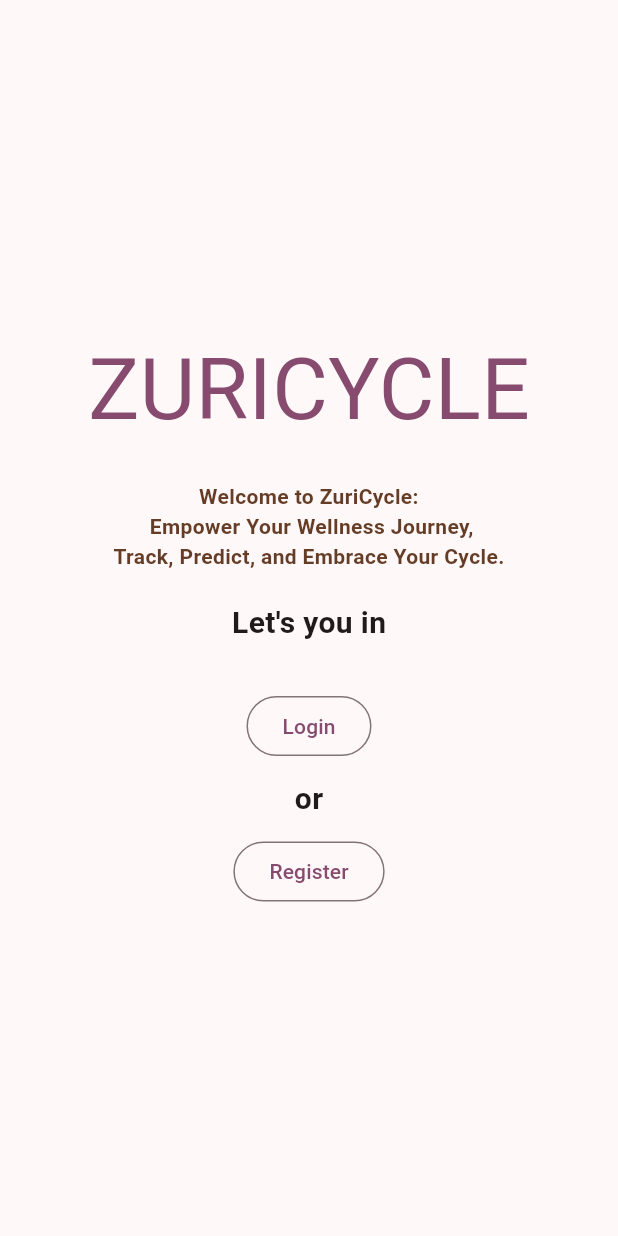
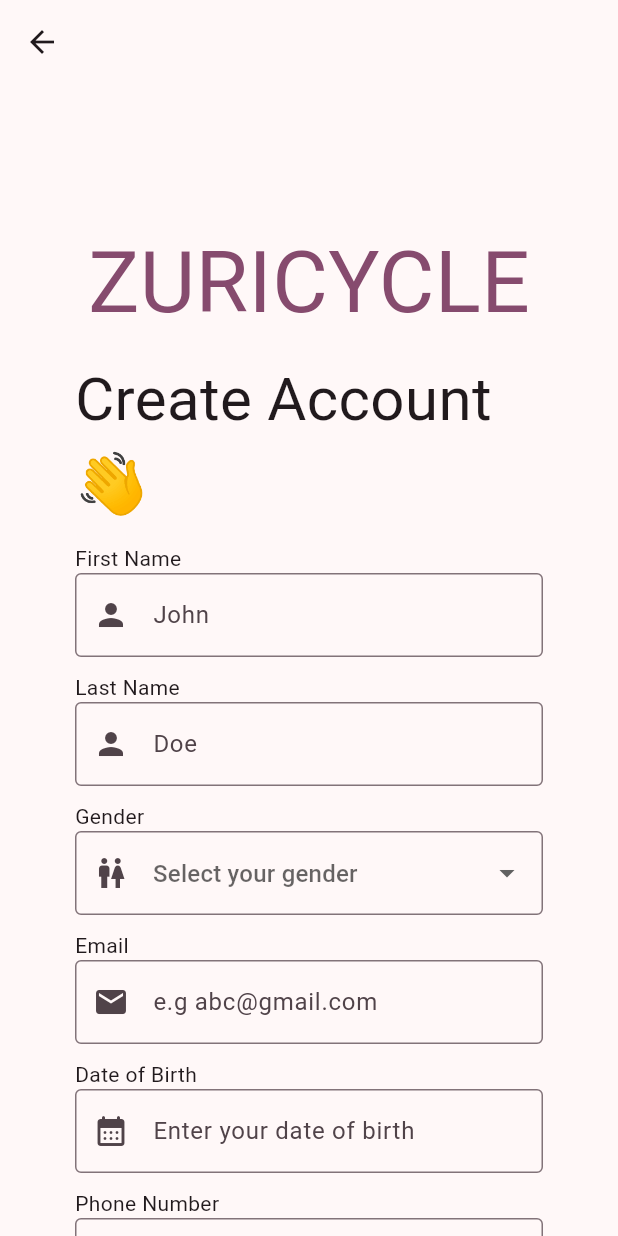
Before and after one commit to Eugene600/ZuriCycle, a Flutter app: the screen it shows after launch, after a tap on "Register", on a phone screen of 412 x 824 dp. Run offline on Flutter 3.47's test engine with Material 3 defaults, Android fonts, the phone set to English and light mode, and no system bars; drawn by our look-alikes of flutter_form_builder; our stand-ins replace either_dart, flutter_riverpod, form_builder_validators, freezed_annotation, go_router, shared_preferences.

```diff
--- a/lib/app/auth/auth.dart
+++ b/lib/app/auth/auth.dart
@@ -1,4 +1,5 @@
-export "controllers/controllers.dart";
+export "controllers/user_controller.dart";
 export "models/models.dart";
 export "pages/pages.dart";
 export "repository/repository.dart";
+export "providers/user_provider.dart";
--- /dev/null
+++ b/lib/app/auth/models/core/user.dart
@@ -0,0 +1,20 @@
+import 'package:freezed_annotation/freezed_annotation.dart';
+
+part 'user.freezed.dart';
+part 'user.g.dart';
+
+@freezed
+class User with _$User {
+  const factory User({
+    required String first_name,
+    required String last_name,
+    required String email,
+    required String phone_number,
+    required String gender,
+    required DateTime birth_date,
+    required String password,
+  }) = _User;
+
+  factory User.fromJson(Map<String, Object?> json)
+      => _$UserFromJson(json);
+}
--- a/lib/app/auth/models/models.dart
+++ b/lib/app/auth/models/models.dart
@@ -0,0 +1,2 @@
+export "core/user.dart";
+export "services/user_service.dart";
--- a/lib/app/auth/pages/login.dart
+++ b/lib/app/auth/pages/login.dart
@@ -1,19 +1,21 @@
 import 'package:flutter/material.dart';
 import 'package:flutter_form_builder/flutter_form_builder.dart';
+import 'package:flutter_riverpod/flutter_riverpod.dart';
 import 'package:form_builder_validators/form_builder_validators.dart';
 import 'package:go_router/go_router.dart';
 
 import '../../../display/display.dart';
 import '../../../utils/utils.dart';
+import '../auth.dart';
 
-class Login extends StatefulWidget {
+class Login extends ConsumerStatefulWidget {
   const Login({super.key});
 
   @override
-  State<Login> createState() => _LoginState();
+  ConsumerState<Login> createState() => _LoginState();
 }
 
-class _LoginState extends State<Login> {
+class _LoginState extends ConsumerState<Login> {
   final _formKey = GlobalKey<FormBuilderState>();
   bool _hidePassword = true;
   // bool _loading = false;
@@ -119,7 +121,22 @@ class _LoginState extends State<Login> {
                           ),
                           const SizedBox(height: 20),
                           OutlinedButton(
-                              onPressed: () {}, child: const Text("Login")),
+                            onPressed: () async {
+                              if (_formKey.currentState?.saveAndValidate() ??
+                                  false) {
+                                final email =
+                                    _formKey.currentState?.value['email'];
+                                final password =
+                                    _formKey.currentState?.value['password'];
+
+                                ref
+                                    .read(userNotifierProvider.notifier)
+                                    .login(email, password);
+                              }
+                            },
+                            child: const Text("Login"),
+                          ),
+
                           const SizedBox(height: Constants.SPACING),
                           Row(
                             mainAxisAlignment: MainAxisAlignment.start,
--- a/lib/app/auth/pages/pages.dart
+++ b/lib/app/auth/pages/pages.dart
@@ -1,2 +1,3 @@
 export "login.dart";
 export "welcome_screen.dart";
+export "registration_screen.dart";
--- /dev/null
+++ b/lib/app/auth/pages/registration_screen.dart
@@ -0,0 +1,264 @@
+import 'package:flutter/material.dart';
+import 'package:flutter_form_builder/flutter_form_builder.dart';
+import 'package:form_builder_validators/form_builder_validators.dart';
+import 'package:go_router/go_router.dart';
+
+import '../../../display/display.dart';
+import '../../../utils/utils.dart';
+
+class RegistrationScreen extends StatefulWidget {
+  const RegistrationScreen({super.key});
+
+  @override
+  State<RegistrationScreen> createState() => _RegistrationScreenState();
+}
+
+class _RegistrationScreenState extends State<RegistrationScreen> {
+  final _formKey = GlobalKey<FormBuilderState>();
+  bool _hidePassword = true;
+
+  void _togglePassword() {
+    setState(() {
+      _hidePassword = !_hidePassword;
+    });
+  }
+
+  @override
+  Widget build(BuildContext context) {
+    var theme = Theme.of(context);
+    return Scaffold(
+      body: CustomScrollView(
+        slivers: [
+          SliverAppBar(
+            pinned: false,
+            floating: true,
+            expandedHeight: 100.0,
+            leading: IconButton(
+              onPressed: () => Navigator.pop(context),
+              icon: const Icon(Icons.arrow_back),
+            ),
+          ),
+          SliverToBoxAdapter(
+            child: ResponsiveWidgetFormLayout(
+              buildPageContent: (BuildContext context, Color? color) => SafeArea(
+                child: Container(
+                  padding: const EdgeInsets.all(Constants.SPACING * 2),
+                  decoration: BoxDecoration(
+                    color: color,
+                    borderRadius: BorderRadius.circular(Constants.ROUNDNESS),
+                  ),
+                  child: Padding(
+                    padding: const EdgeInsets.symmetric(horizontal: 10),
+                    child: FormBuilder(
+                      key: _formKey,
+                      child: Padding(
+                        padding: const EdgeInsets.symmetric(
+                          horizontal: 20,
+                          vertical: 20,
+                        ),
+                        child: Column(
+                          crossAxisAlignment: CrossAxisAlignment.start,
+                          children: [
+                            const SizedBox(height: 8.0),
+                            Center(
+                              child: Text(
+                                "ZuriCycle".toUpperCase(),
+                                style: TextStyle(
+                                    fontSize: theme.textTheme.displayLarge?.fontSize,
+                                    color: theme.colorScheme.primary),
+                              ),
+                            ),
+                            const SizedBox(height: 8.0),
+                            const Text(
+                              "Create Account 👋",
+                              style: TextStyle(fontSize: 40),
+                            ),
+                            const SizedBox(height: Constants.SPACING),
+                            const Text("First Name"),
+                            FormBuilderTextField(
+                              name: 'first_name',
+                              decoration: const InputDecoration(
+                                  hintText: "John",
+                                  border: OutlineInputBorder(),
+                                  prefixIcon: Icon(Icons.person)),
+                              validator: FormBuilderValidators.compose([
+                                FormBuilderValidators.required(),
+                                FormBuilderValidators.minLength(2),
+                              ]),
+                            ),
+                            const SizedBox(height: Constants.SPACING),
+                            const Text("Last Name"),
+                            FormBuilderTextField(
+                              name: 'last_name',
+                              decoration: const InputDecoration(
+                                hintText: "Doe",
+                                prefixIcon: Icon(Icons.person),
+                                border: OutlineInputBorder(),
+                              ),
+                              validator: FormBuilderValidators.compose([
+                                FormBuilderValidators.required(),
+                                FormBuilderValidators.minLength(2),
+                              ]),
+                            ),
+                            const SizedBox(height: Constants.SPACING),
+                            const Text("Gender"),
+                            FormBuilderDropdown(
+                              name: 'gender',
+                              decoration: const InputDecoration(
+                                hintText: "Select your gender",
+                                prefixIcon: Icon(Icons.wc),
+                                border: OutlineInputBorder(),
+                              ),
+                              items: const [
+                                DropdownMenuItem(
+                                    value: 'Male', child: Text('Male')),
+                                DropdownMenuItem(
+                                    value: 'Female', child: Text('Female')),
+                                // DropdownMenuItem(
+                                //     value: 'Other', child: Text('Other')),
+                              ],
+                              validator: FormBuilderValidators.compose([
+                                FormBuilderValidators.required(),
+                              ]),
+                            ),
+                            const SizedBox(height: Constants.SPACING),
+                            const Text("Email"),
+                            FormBuilderTextField(
+                              name: 'email',
+                              keyboardType: TextInputType.emailAddress,
+                              decoration: const InputDecoration(
+                                hintText: "e.g abc@gmail.com",
+                                prefixIcon: Icon(Icons.email),
+                                border: OutlineInputBorder(),
+                              ),
+                              validator: FormBuilderValidators.compose([
+                                FormBuilderValidators.required(),
+                                FormBuilderValidators.email(),
+                              ]),
+                            ),
+                            const SizedBox(height: Constants.SPACING),
+                            const Text("Date of Birth"),
+                            FormBuilderDateTimePicker(
+                              name: 'dob',
+                              firstDate: DateTime(1920),
+                              lastDate: DateTime.now(),
+                              decoration: const InputDecoration(
+                                hintText: "Enter your date of birth",
+                                prefixIcon: Icon(Icons.calendar_month_rounded),
+                                border: OutlineInputBorder(),
+                              ),
+                              inputType: InputType.date,
+                              validator: FormBuilderValidators.compose([
+                                FormBuilderValidators.required(),
+                              ]),
+                              // onChanged: (date) {
+                              //   if (date != null) {
+                              //     String formattedDob =
+                              //         DateFormat('yyyy-MM-dd').format(date);
+                              //     debugPrint(
+                              //         "Formatted Date of Birth: $formattedDob");
+                              //   }
+                              // },
+                            ),
+                            const SizedBox(height: Constants.SPACING),
+                            const Text("Phone Number"),
+                            FormBuilderTextField(
+                              name: 'phone_number',
+                              keyboardType: TextInputType.phone,
+                              decoration: const InputDecoration(
+                                hintText: "e.g. 0712345678",
+                                prefixIcon: Icon(Icons.phone),
+                                border: OutlineInputBorder(),
+                              ),
+                              validator: FormBuilderValidators.compose([
+                                FormBuilderValidators.required(),
+                                FormBuilderValidators.maxLength(10),
+                                FormBuilderValidators.minLength(10)
+                              ]),
+                              maxLength: 10,
+                            ),
+                            const SizedBox(height: Constants.SPACING),
+                            const Text("Password"),
+                            FormBuilderTextField(
+                              name: 'password',
+                              obscureText: _hidePassword,
+                              decoration: InputDecoration(
+                                hintText: "Enter your password",
+                                prefixIcon: const Icon(Icons.lock),
+                                border: const OutlineInputBorder(),
+                                suffixIcon: IconButton(
+                                  onPressed: _togglePassword,
+                                  icon: Icon(
+                                    _hidePassword
+                                        ? Icons.visibility_off
+                                        : Icons.visibility,
+                                  ),
+                                ),
+                              ),
+                              validator: FormBuilderValidators.compose([
+                                FormBuilderValidators.required(),
+                                FormBuilderValidators.minLength(6),
+                              ]),
+                            ),
+                            const SizedBox(height: Constants.SPACING),
+                            const Text("Confirm Password"),
+                            FormBuilderTextField(
+                              name: 'confirm_password',
+                              obscureText: _hidePassword,
+                              decoration: InputDecoration(
+                                hintText: "Confirm your password",
+                                prefixIcon: const Icon(Icons.password),
+                                border: const OutlineInputBorder(),
+                                suffixIcon: IconButton(
+                                  onPressed: _togglePassword,
+                                  icon: Icon(
+                                    _hidePassword
+                                        ? Icons.visibility_off
+                                        : Icons.visibility,
+                                  ),
+                                ),
+                              ),
+                              validator: FormBuilderValidators.compose([
+                                FormBuilderValidators.required(),
+                                FormBuilderValidators.minLength(6),
+                                (value) => _formKey
+                                            .currentState!.value['password'] !=
+                                        value
+                                    ? "Confirm password must match with password"
+                                    : null
+                              ]),
+                            ),
+                            const SizedBox(height: 20),
+                            OutlinedButton(
+                              onPressed: () {
+                                //Will add later more logic
+                              },
+                              child: const Text("Register"),
+                            ),
+                            const SizedBox(height: 20),
+                            Row(
+                              mainAxisAlignment: MainAxisAlignment.start,
+                              children: [
+                                const Text("Already have an account,"),
+                                TextButton(
+                                  onPressed: () {
+                                    context.goNamed(RouteNames.LOGIN_SCREEN);
+                                  },
+                                  child: const Text("Login"),
+                                ),
+                              ],
+                            ),
+                          ],
+                        ),
+                      ),
+                    ),
+                  ),
+                ),
+              ),
+            ),
+          ),
+        ],
+      ),
+    );
+  }
+}
--- a/lib/app/auth/pages/welcome_screen.dart
+++ b/lib/app/auth/pages/welcome_screen.dart
@@ -72,7 +72,7 @@ class WelcomeScreen extends StatelessWidget {
               ),
               OutlinedButton(
                 onPressed: () {
-                  //Will add later
+                  context.goNamed(RouteNames.REGISTRATION_SCREEN);
                 },
                 child: const Text("Register"),
               ),
--- a/lib/app/auth/repository/repository.dart
+++ b/lib/app/auth/repository/repository.dart
@@ -0,0 +1,19 @@
+import 'package:either_dart/either.dart';
+
+import '../../../local_storage/local_storage.dart';
+import '../models/models.dart';
+
+class UserRepository {
+  final UserService _userService;
+
+  UserRepository(this._userService);
+
+  Future<Either<String, dynamic>> register(User user) async{
+    final userData = await _userService.register(user);
+    return userData;
+  }
+
+  Future<Either<String, TokenPair>> login(String email, String password) async {
+    return await _userService.login(email, password);
+  }
+}
--- a/lib/app/navigation/app_router.dart
+++ b/lib/app/navigation/app_router.dart
@@ -26,7 +26,6 @@ class RouterNotifier extends ChangeNotifier {
         ),
       ];
 
-
   List<GoRoute> authRoutes = [
     GoRoute(
       name: RouteNames.LOGIN_SCREEN,
@@ -35,5 +34,12 @@ class RouterNotifier extends ChangeNotifier {
         return const Login();
       },
     ),
+    GoRoute(
+      name: RouteNames.REGISTRATION_SCREEN,
+      path: '/register',
+      builder: (BuildContext context, GoRouterState state) {
+        return const RegistrationScreen();
+      },
+    ),
   ];
 }
--- a/lib/utils/constants.dart
+++ b/lib/utils/constants.dart
@@ -1,5 +1,5 @@
 class Constants{
-  static const BASE_URL = 'http://206.189.103.87/';
+  static const BASE_URL = 'http://206.189.103.87';
   static const MEDIUM_SCREEN_WIDTH = 600.00;
   static const SPACING = 10.0;
   static const ROUNDNESS = 10.0;
```
Also changed, not shown: lib/app/auth/controllers/user_controller.dart (added, +34 -0 lines), lib/app/auth/models/services/user_service.dart (added, +96 -0 lines), lib/app/auth/providers/user_provider.dart (added, +15 -0 lines), lib/local_storage/local_storage.dart (added, +45 -0 lines), pubspec.yaml (+8 -0 lines), lib/app/auth/controllers/controllers.dart (deleted), lib/app/auth/models/core/user.freezed.dart (added), lib/app/auth/models/core/user.g.dart (added), pubspec.lock, 1 other file. Lines whose indentation alone changed are shown as unchanged.
